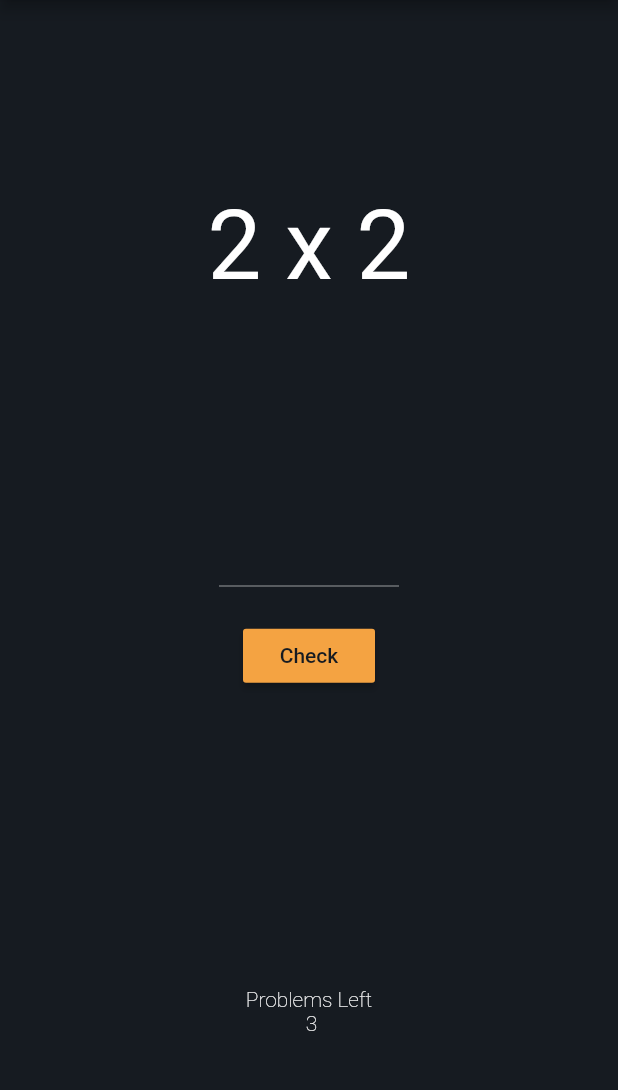
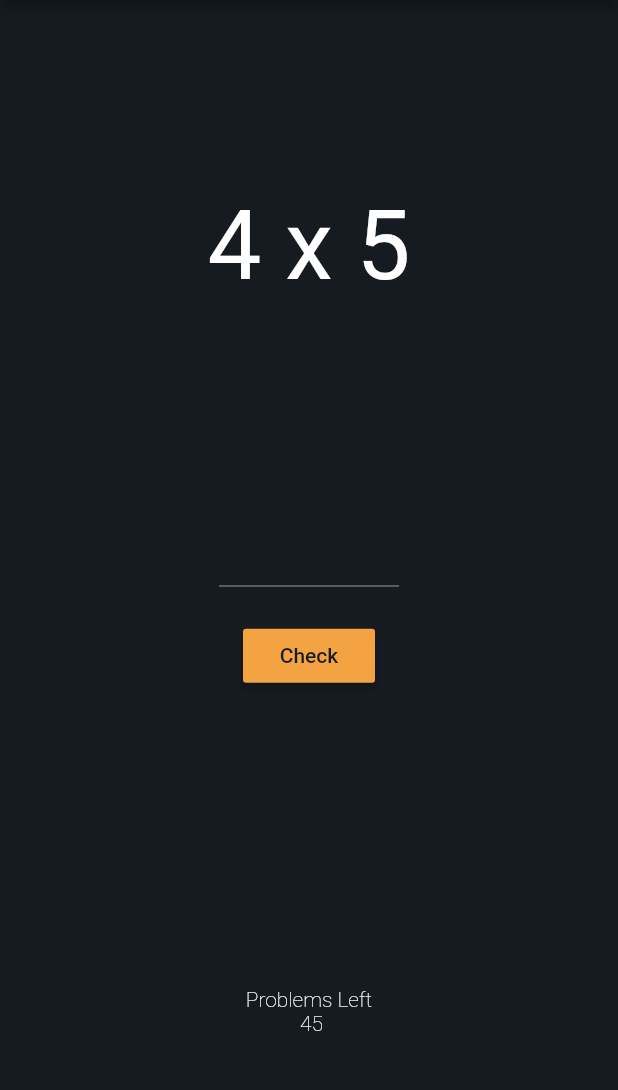
Before and after one commit to Emil1483/learn_math, a Flutter app: the CompletedRoute screen opened directly with empty values, after a tap on "Practise Again", on a phone screen of 412 x 824 dp, the part 84-1174 px from its top. Run offline on Flutter 3.47's test engine with Material 2 defaults, Android fonts, the light colour scheme and no system bars.

Commit message:
add details

```diff
--- a/lib/helpers/times_table.dart
+++ b/lib/helpers/times_table.dart
@@ -42,6 +42,18 @@ class Performance {
     return result;
   }
 
+  List<QuestionData> getSortedData() {
+    List<QuestionData> result = data;
+    result.sort((QuestionData a, QuestionData b) {
+      if (a.question.factor1 != b.question.factor1) {
+        return a.question.factor1 - b.question.factor1;
+      } else {
+        return a.question.factor2 - b.question.factor2;
+      }
+    });
+    return result;
+  }
+
   Duration getTotalTime() {
     Duration result = Duration();
     for (QuestionData data in _data) {
@@ -68,16 +80,13 @@ class TimesTable {
   int get total => _allQuestions.length;
 
   TimesTable() {
-    _possible.add(Question(1, 2, 2));
-    _possible.add(Question(2, 2, 4));
-    _possible.add(Question(3, 2, 6));
-    _allQuestions = List.from(_possible);
-    return;
-    for (int i = 1; i < 10 - 1; i++) {
+    for (int i = 1; i < 10; i++) {
       for (int j = i; j < 10; j++) {
         _possible.add(Question(i, j, i * j));
       }
     }
+    print(_possible);
+    _allQuestions = List.from(_possible);
   }
 
   Question nextQuestion() => _possible.removeAt(
```
Also changed, not shown: lib/routes/completed.dart (+24 -3 lines).
